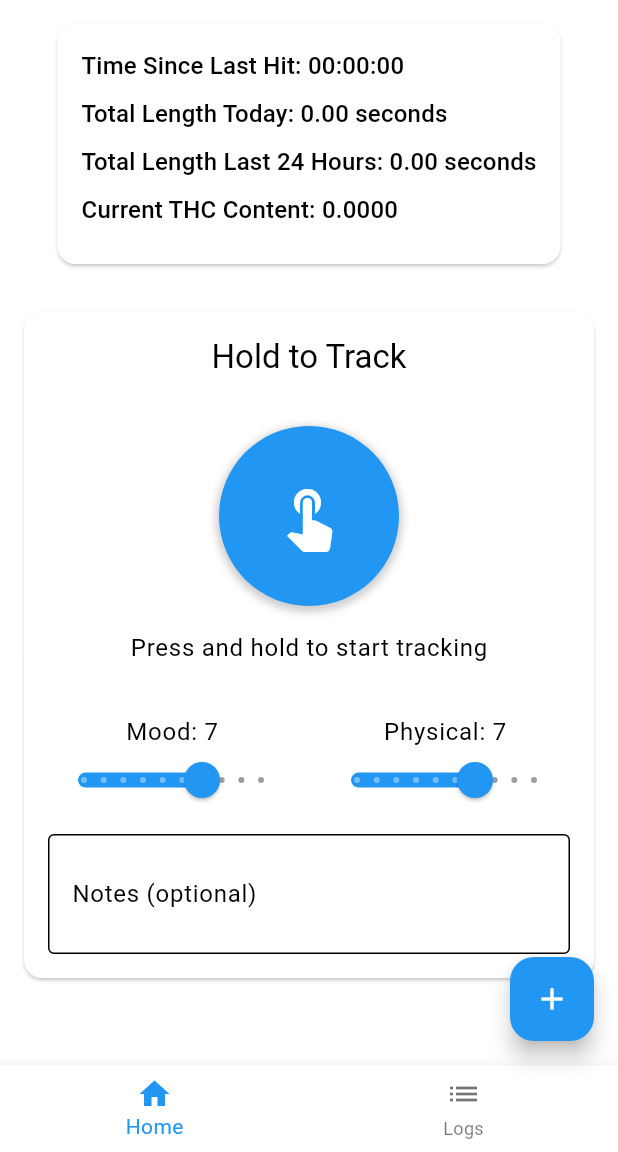
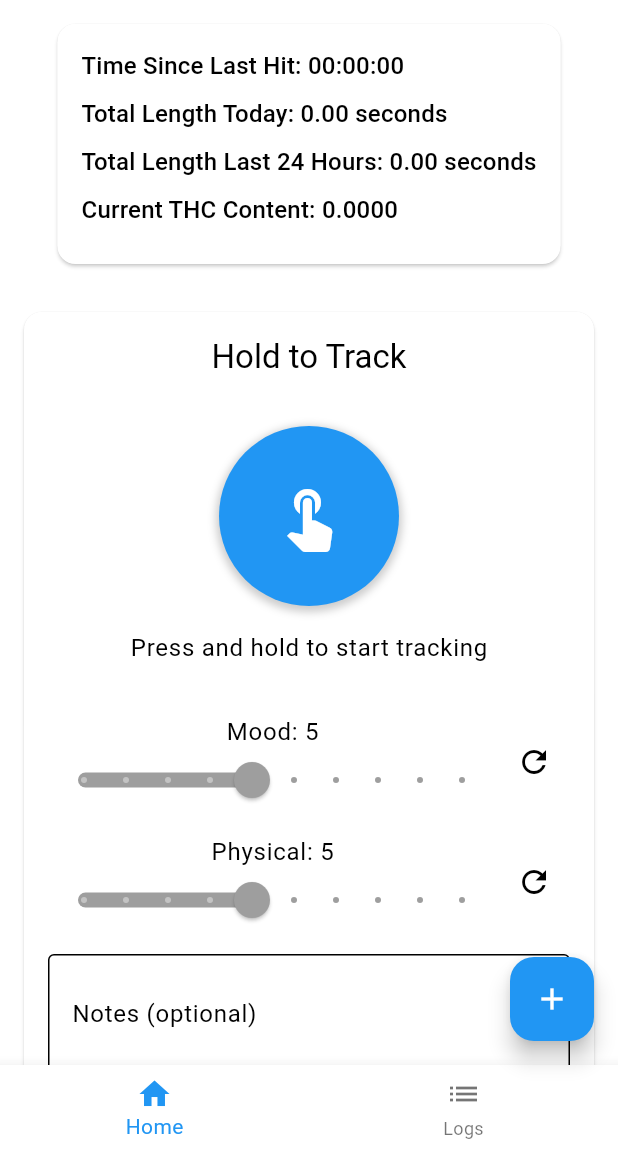
Before and after one commit to SoupyOfficial/smoke_log, a Flutter app: the screen it shows once a user with an empty profile is signed in, on a phone screen of 412 x 824 dp, the part 84-1236 px from its top. Run offline on Flutter 3.47's test engine with Material 3 defaults, Android fonts, the phone set to English and light mode, and no system bars; our stand-ins replace cloud_firestore, firebase_auth, firebase_core, fl_chart, flutter_riverpod, flutter_secure_storage and 3 more; accounts and stored records are empty.

Commit message:
Update rating slider to allow reset functionality and adjust default values

```diff
--- a/lib/widgets/add_log_form.dart
+++ b/lib/widgets/add_log_form.dart
@@ -22,8 +22,8 @@ class _AddLogFormState extends ConsumerState<AddLogForm> {
   static const int _longPressDelay = 500; // milliseconds
   final _notesController = TextEditingController();
   List<String> _selectedReasons = [];
-  int _moodRating = 7;
-  int _physicalRating = 7;
+  int _moodRating = -1;
+  int _physicalRating = -1;
 
   void _startTimer() {
     setState(() {
@@ -191,25 +191,48 @@ class _AddLogFormState extends ConsumerState<AddLogForm> {
                 Expanded(
                   child: RatingSlider(
                     label: 'Mood',
-                    value: _moodRating,
+                    value: _moodRating == -1 ? 5 : _moodRating,
                     onChanged: (val) {
                       setState(() {
                         _moodRating = val;
                       });
                     },
+                    activeColor: _moodRating == -1 ? Colors.grey : Colors.blue,
                   ),
                 ),
-                const SizedBox(width: 16),
+                IconButton(
+                  icon: const Icon(Icons.refresh),
+                  onPressed: () {
+                    setState(() {
+                      _moodRating = -1;
+                    });
+                  },
+                ),
+              ],
+            ),
+            const SizedBox(height: 16),
+            Row(
+              children: [
                 Expanded(
                   child: RatingSlider(
                     label: 'Physical',
-                    value: _physicalRating,
+                    value: _physicalRating == -1 ? 5 : _physicalRating,
                     onChanged: (val) {
                       setState(() {
                         _physicalRating = val;
                       });
                     },
+                    activeColor:
+                        _physicalRating == -1 ? Colors.grey : Colors.blue,
                   ),
+                ),
+                IconButton(
+                  icon: const Icon(Icons.refresh),
+                  onPressed: () {
+                    setState(() {
+                      _physicalRating = -1;
+                    });
+                  },
                 ),
               ],
             ),
--- a/lib/widgets/rating_slider.dart
+++ b/lib/widgets/rating_slider.dart
@@ -6,6 +6,7 @@ class RatingSlider extends StatelessWidget {
   final int min;
   final int max;
   final int divisions;
+  final Color? activeColor;
   final ValueChanged<int> onChanged;
 
   const RatingSlider({
@@ -15,6 +16,7 @@ class RatingSlider extends StatelessWidget {
     this.min = 1,
     this.max = 10,
     this.divisions = 9,
+    this.activeColor,
     required this.onChanged,
   }) : super(key: key);
 
@@ -41,6 +43,7 @@ class RatingSlider extends StatelessWidget {
             max: max.toDouble(),
             divisions: divisions,
             label: '$value',
+            activeColor: activeColor ?? Theme.of(context).primaryColor,
             onChanged: (newValue) => onChanged(newValue.toInt()),
           ),
         ),
```
Also changed, not shown: 2 other files.
